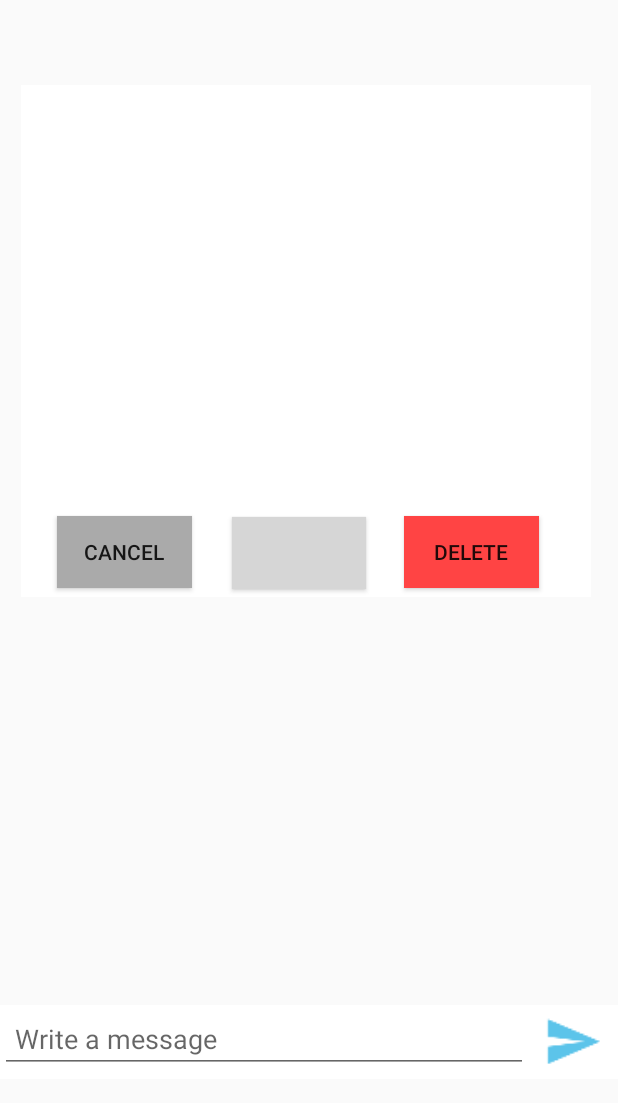
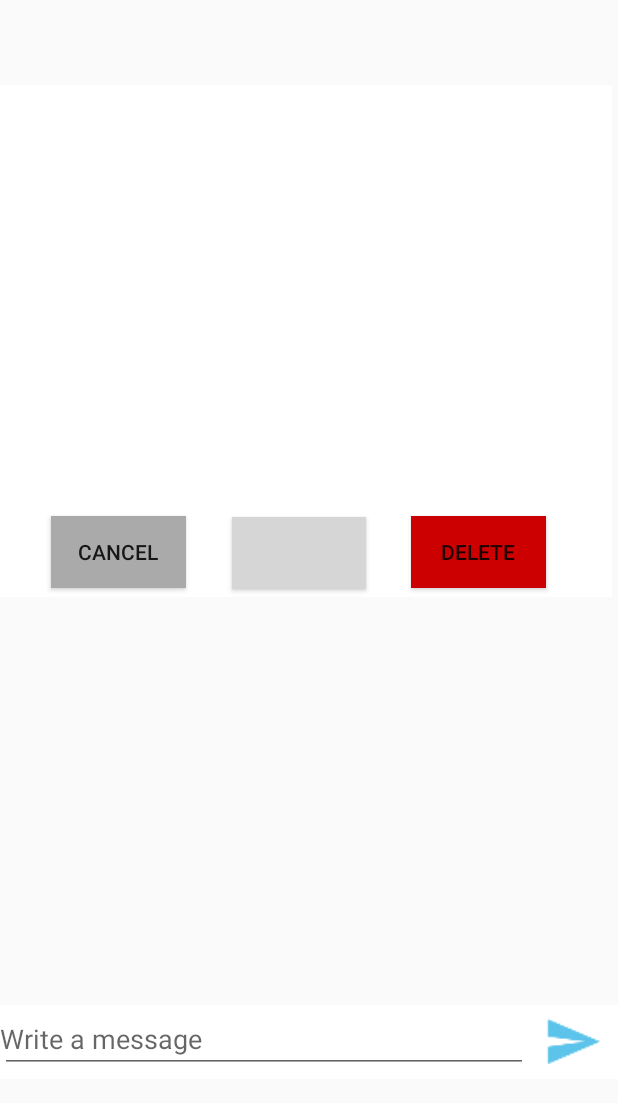
Before and after one commit to Openroads/TIProject, an Android app: the layout content_document_editing.xml on its own in the app's theme, with its tools: preview values and no code run, on a phone screen of 412 x 824 dp. Shown: the top 1103 px of the screen. Run offline under Robolectric (Android 15) with nearby library versions, the phone set to English and light mode, and no system bars; grey boxes are pictures that could not be loaded.

Commit message:
Design changes

```diff
--- a/MobileApp/app/src/main/java/pl/documenteditor/documenteditor/MainActivity.kt
+++ b/MobileApp/app/src/main/java/pl/documenteditor/documenteditor/MainActivity.kt
@@ -45,6 +45,7 @@ class MainActivity : AppCompatActivity(), NavigationView.OnNavigationItemSelecte
         fab.setOnClickListener { view ->
             document= NewDocument(NewFileEdit.text.toString() )
             NewDocumentTask().execute()
+            NewFileEdit.text.clear()
         }
 
         val toggle = ActionBarDrawerToggle(
--- a/MobileApp/app/src/main/res/layout/app_bar_main2.xml
+++ b/MobileApp/app/src/main/res/layout/app_bar_main2.xml
@@ -29,7 +29,7 @@
             android:layout_height="wrap_content"
             android:layout_gravity="bottom|end"
             android:layout_margin="@dimen/fab_margin"
-            app:backgroundTint="@color/colorPrimary"
-            app:srcCompat="@drawable/ic_action_send"/>
+            app:backgroundTint="@android:color/background_light"
+            app:srcCompat="@android:drawable/ic_input_add"/>
 
 </android.support.design.widget.CoordinatorLayout>
--- a/MobileApp/app/src/main/res/layout/content_document_editing.xml
+++ b/MobileApp/app/src/main/res/layout/content_document_editing.xml
@@ -9,7 +9,7 @@
         tools:showIn="@layout/activity_document_editing"
         tools:context=".DocumentEditingActivity">
     <android.support.constraint.ConstraintLayout xmlns:android="http://schemas.android.com/apk/res/android"
-                                                 android:layout_width="380dp"
+                                                 android:layout_width="0dp"
                                                  android:layout_height="341dp"
                                                  android:background="#fff"
                                                  android:id="@+id/linearLayout1"
@@ -23,16 +23,16 @@
 
 
         <EditText
-                android:layout_width="350dp"
+                android:layout_width="0dp"
                 android:layout_height="267dp" android:id="@+id/documentContext"
                 android:background="@null"
                 app:layout_constraintTop_toTopOf="parent"
                 tools:textColorLink="@color/colorPrimary"
                 android:layout_marginTop="7dp"
                 app:layout_constraintEnd_toEndOf="parent"
-                android:layout_marginEnd="16dp" app:layout_constraintStart_toStartOf="parent"
+                android:layout_marginEnd="11dp" app:layout_constraintStart_toStartOf="parent"
                 android:layout_marginStart="14dp" android:textColorLink="@color/colorPrimary"
-                app:layout_constraintHorizontal_bias="0.5"/>
+                app:layout_constraintHorizontal_bias="0.5" android:textAlignment="viewStart"/>
         <Button
                 android:text="Cancel"
                 android:layout_width="90dp"
@@ -59,7 +59,7 @@
                 app:layout_constraintBottom_toBottomOf="parent"
                 android:layout_marginBottom="6dp" app:layout_constraintEnd_toEndOf="parent"
                 android:layout_marginEnd="40dp"
-                app:layout_constraintVertical_bias="1.0" android:background="@android:color/holo_red_light"
+                app:layout_constraintVertical_bias="1.0" android:background="@android:color/holo_red_dark"
                 app:layout_constraintStart_toEndOf="@+id/buttonSave" android:layout_marginStart="13dp"/>
     </android.support.constraint.ConstraintLayout>
 
@@ -91,8 +91,9 @@
                 android:ems="10"
                 android:hint="@string/write_a_message_hint"
                 android:inputType="text"
-                android:paddingHorizontal="10dp"
-                android:text=""/>
+                android:paddingHorizontal="0dp"
+                android:text=""
+                />
 
         <ImageButton
                 android:id="@+id/send_button"
--- a/MobileApp/app/src/main/res/layout/content_main2.xml
+++ b/MobileApp/app/src/main/res/layout/content_main2.xml
@@ -43,6 +43,7 @@
                 android:layout_width="match_parent"
                 android:layout_height="wrap_content"
                 android:hint="Enter new file name"
+                android:backgroundTint="@color/colorPrimary"
                 android:id= "@+id/NewFileEdit"/>
     </android.support.design.widget.TextInputLayout>
 
--- a/MobileApp/app/src/main/res/layout/row_layout.xml
+++ b/MobileApp/app/src/main/res/layout/row_layout.xml
@@ -15,7 +15,7 @@
             android:layout_height="wrap_content"
             android:layout_width="wrap_content" app:fontFamily="sans-serif" android:textSize="22sp"
             tools:textColor="@color/colorPrimaryDark" android:textStyle="bold"
-            android:textColor="@android:color/holo_blue_dark"/>
+            android:textColor="@android:color/black"/>
     <LinearLayout xmlns:android="http://schemas.android.com/apk/res/android"
                   xmlns:app="http://schemas.android.com/apk/res-auto" xmlns:tools="http://schemas.android.com/tools"
                   android:orientation="horizontal"
```
Also changed, not shown: MobileApp/app/src/main/java/pl/documenteditor/documenteditor/DocumentEditingActivity.kt (+7 -0 lines), MobileApp/app/src/main/res/layout/activity_login.xml (+7 -3 lines).
